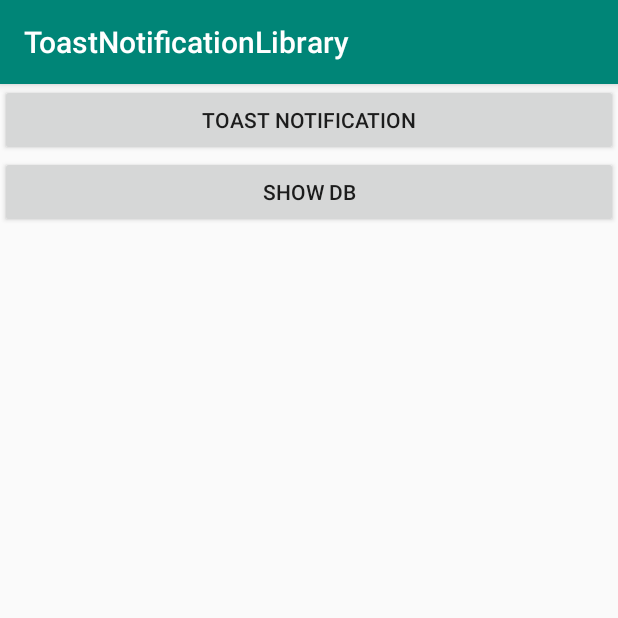
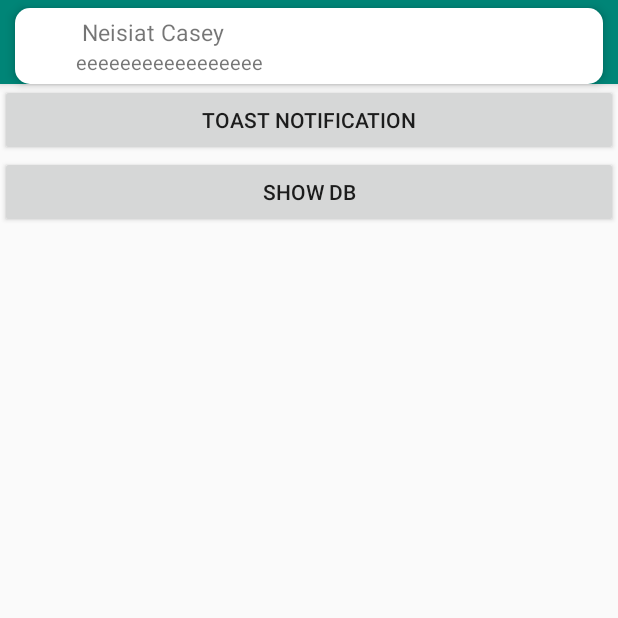
Before and after one commit to JulyJiangL/ToastNotification, an Android app: the screen it shows after launch (MainActivity), after a tap on "TOAST NOTIFICATION", on a phone screen of 412 x 824 dp, the top half of it. Run offline under Robolectric (Android 15) with nearby library versions, the phone set to English and light mode, and no system bars; libraries missing offline, so code that uses them is left out: com.blankj.utilcode, org.simple.eventbus; pictures from the network do not load; 7 statements that could not run were skipped.

Commit message:
修改应用内弹窗方式为自定义view 因为toastView适配问题和Android 11兼容问题

```diff
--- a/app/build.gradle
+++ b/app/build.gradle
@@ -21,10 +21,7 @@ android {
 
 dependencies {
     implementation fileTree(dir: 'libs', include: ['*.jar'])
-    implementation 'androidx.appcompat:appcompat:1.2.0'
-    implementation 'androidx.constraintlayout:constraintlayout:2.0.0'
+    implementation "com.android.support:appcompat-v7:28.0.0"
     testImplementation 'junit:junit:4.12'
-    androidTestImplementation 'androidx.test:runner:1.3.0'
-    androidTestImplementation 'androidx.test.espresso:espresso-core:3.3.0'
     implementation project(path: ':toastnotificationlibrary')
 }
--- a/app/src/main/res/layout/activity_main.xml
+++ b/app/src/main/res/layout/activity_main.xml
@@ -1,25 +1,23 @@
 <?xml version="1.0" encoding="utf-8"?>
-<androidx.constraintlayout.widget.ConstraintLayout xmlns:android="http://schemas.android.com/apk/res/android"
+<LinearLayout xmlns:android="http://schemas.android.com/apk/res/android"
     xmlns:app="http://schemas.android.com/apk/res-auto"
     xmlns:tools="http://schemas.android.com/tools"
     android:layout_width="match_parent"
     android:layout_height="match_parent"
+    android:orientation="vertical"
     tools:context=".MainActivity">
 
     <Button
         android:id="@+id/tv_click_notification"
         android:layout_width="match_parent"
         android:layout_height="wrap_content"
-        android:text="Toast Notification"
-        app:layout_constraintStart_toStartOf="parent"
-        app:layout_constraintTop_toTopOf="parent" />
+        android:text="Toast Notification" />
 
     <Button
         android:id="@+id/btn_show_db"
         android:layout_width="match_parent"
         android:layout_height="wrap_content"
-        android:text="show db"
-        app:layout_constraintTop_toBottomOf="@id/tv_click_notification" />
+        android:text="show db" />
 
 
-</androidx.constraintlayout.widget.ConstraintLayout>
+</LinearLayout>
--- a/toastnotificationlibrary/build.gradle
+++ b/toastnotificationlibrary/build.gradle
@@ -32,7 +32,7 @@ dependencies {
     implementation fileTree(dir: 'libs', include: ['*.jar'])
 
     implementation "com.android.support:appcompat-v7:28.0.0"
-    testImplementation 'junit:junit:4.12'
+    testImplementation 'junit:junit:4.13'
     implementation 'com.google.code.gson:gson:2.8.6'
     implementation 'com.github.bumptech.glide:glide:4.9.0'
     api 'org.simple:androideventbus:1.0.5.1'
--- a/toastnotificationlibrary/src/main/java/com/android/toastnotificationlibrary/NotificationToast.java
+++ b/toastnotificationlibrary/src/main/java/com/android/toastnotificationlibrary/NotificationToast.java
@@ -5,6 +5,7 @@ import android.app.Activity;
 import com.android.toastnotificationlibrary.entity.NotificationEntity;
 import com.android.toastnotificationlibrary.util.NotificationToastUtil;
 import com.android.toastnotificationlibrary.util.NotificationUtil;
+import com.android.toastnotificationlibrary.util.NotificationView;
 
 public class NotificationToast {
 
@@ -24,12 +25,16 @@ public class NotificationToast {
     /**
      * 调用ToastUtilNotification
      */
-    public void NotificationToast(Activity mActivity, int icon, NotificationEntity entity) {
+    public void NotificationToast(Activity mActivity, int icon, NotificationEntity entity, Boolean isToast) {
         if (entity.get_$0() != null && entity.get_$0().size() > 0) {
             for (NotificationEntity.NotificationBean bean : entity.get_$0()) {
                 NotificationUtil.getInstance().showNotification(mActivity, icon, bean);
             }
-            NotificationToastUtil.toastTime(mActivity, entity);
+//            if (isToast) {
+//                NotificationToastUtil.toastTime(mActivity, entity);
+//            } else {
+            NotificationView.toastTime(mActivity, entity);
+//            }
         }
     }
 }
--- a/toastnotificationlibrary/src/main/java/com/android/toastnotificationlibrary/util/NotificationToastUtil.java
+++ b/toastnotificationlibrary/src/main/java/com/android/toastnotificationlibrary/util/NotificationToastUtil.java
@@ -119,6 +119,7 @@ public class NotificationToastUtil {
     private static int page = 0;
 
     public static void toastTime(final Activity mActivity, final NotificationEntity entity) {
+        Log.e("entry-toast",entity.get_$0().toString());
         int number = entity.get_$0().size() * 2100;
         /**
          * CountDownTimer timer = new CountDownTimer(number, 2100)中，
--- /dev/null
+++ b/toastnotificationlibrary/src/main/java/com/android/toastnotificationlibrary/util/NotificationView.java
@@ -0,0 +1,139 @@
+package com.android.toastnotificationlibrary.util;
+
+import android.animation.Animator;
+import android.animation.AnimatorListenerAdapter;
+import android.animation.AnimatorSet;
+import android.animation.ObjectAnimator;
+import android.app.Activity;
+import android.content.res.Resources;
+import android.os.CountDownTimer;
+import android.util.Log;
+import android.view.LayoutInflater;
+import android.view.View;
+import android.view.ViewGroup;
+import android.widget.ImageView;
+import android.widget.LinearLayout;
+import android.widget.TextView;
+
+import com.android.toastnotificationlibrary.R;
+import com.android.toastnotificationlibrary.entity.NotificationEntity;
+import com.blankj.utilcode.util.Utils;
+import com.bumptech.glide.Glide;
+import com.bumptech.glide.request.RequestOptions;
+
+public class NotificationView {
+
+    private static int page = 0;
+
+    private static void showView(final Activity mActivity, final View view) {
+        /*创建提示消息View*/
+        LinearLayout.LayoutParams layoutParams = new LinearLayout.LayoutParams(ViewGroup.LayoutParams.WRAP_CONTENT, ViewGroup.LayoutParams.WRAP_CONTENT);
+        layoutParams.setMargins(0, getStatusBarHeight(), 0, 0);
+        view.setLayoutParams(layoutParams);
+        /*创建属性动画,从显示到隐藏*/
+        ObjectAnimator bottomToTop = ObjectAnimator.ofFloat(view, "alpha", 1, 0).setDuration(500);
+        /*创建属性动画,从隐藏到显示*/
+        ObjectAnimator topToBottom = ObjectAnimator.ofFloat(view, "alpha", 0, 1).setDuration(500);
+        /*初始化动画组合器*/
+        AnimatorSet animator = new AnimatorSet();
+        /*组合动画*/
+        animator.play(bottomToTop).after(topToBottom).after(2000);
+        /*添加动画结束回调*/
+        animator.addListener(new AnimatorListenerAdapter() {
+            @Override
+            public void onAnimationEnd(Animator animation) {
+                super.onAnimationEnd(animation);
+                /*删除View*/
+                hideView(mActivity, view);
+            }
+        });
+        /*添加View到当前显示的Activity*/
+        showVie(mActivity, view);
+        /*启动动画*/
+        animator.start();
+    }
+
+    /**
+     * 隐藏View
+     *
+     * @param view 需要从Activity中移除的视图
+     */
+    private static void hideView(Activity mActivity, View view) {
+        /*Activity不为空并且没有被释放掉*/
+        if (mActivity != null && !mActivity.isFinishing()) {
+            /*获取Activity顶层视图*/
+            ViewGroup root = ((ViewGroup) mActivity.getWindow().getDecorView());
+            /*如果Activity中存在View对象则删除*/
+            if (root.indexOfChild(view) != -1) {
+                /*从顶层视图中删除*/
+                root.removeView(view);
+            }
+        }
+    }
+
+    /**
+     * 显示View
+     *
+     * @param view 需要显示到Activity的视图
+     */
+    private static void showVie(Activity mActivity, View view) {
+        /*Activity不为空并且没有被释放掉*/
+        if (mActivity != null && !mActivity.isFinishing()) {
+            /*获取Activity顶层视图,并添加自定义View*/
+            ((ViewGroup) mActivity.getWindow().getDecorView()).addView(view);
+        }
+    }
+
+    /**
+     * 从dp单位转换为px
+     *
+     * @param dp dp值
+     * @return 返回转换后的px值
+     */
+    private static int dp2px(int dp) {
+        return (int) (dp * Resources.getSystem().getDisplayMetrics().density);
+    }
+
+    /**
+     * 获取状态栏高度
+     *
+     * @return
+     */
+    private static int getStatusBarHeight() {
+        Resources resources = Utils.getApp().getResources();
+        int resourceId = resources.getIdentifier("status_bar_height", "dimen", "android");
+        int height = resources.getDimensionPixelSize(resourceId);
+        return height;
+    }
+
+    public static void toastTime(final Activity mActivity, final NotificationEntity entity) {
+        Log.e("entry-view",entity.get_$0().toString());
+        int number = entity.get_$0().size() * 2600;
+        /**
+         * CountDownTimer timer = new CountDownTimer(number, 2600)中，
+         * 第一个参数表示总时间，第二个参数表示间隔时间。
+         * 意思就是每隔一秒会回调一次方法onTick，然后2.6秒之后会回调onFinish方法。
+         */
+        CountDownTimer timer = new CountDownTimer(number, 2600) {
+            public void onTick(long millisUntilFinished) {
+                if (page >= entity.get_$0().size()) return;
+                View inflate = mActivity.getLayoutInflater().inflate(R.layout.view_notification_toast, null);
+                Glide.with(Utils.getApp()).load(entity.get_$0().get(page).getPortrait()).apply(new RequestOptions().circleCrop()).into((ImageView) inflate.findViewById(R.id.notification_icon));
+                TextView notification_title = inflate.findViewById(R.id.notification_title);
+                notification_title.setText(entity.get_$0().get(page).getNick_name());
+                TextView notification_content = inflate.findViewById(R.id.notification_content);
+                notification_content.setText(entity.get_$0().get(page).getMsg());
+                NotificationView.showView(mActivity,inflate);
+                page++;
+
+            }
+
+            public void onFinish() {
+                page = 0;
+            }
+        };
+        //调用 CountDownTimer 对象的 start() 方法开始倒计时，也不涉及到线程处理
+        timer.start();
+    }
+
+}
--- a/toastnotificationlibrary/src/main/res/layout/view_notification_toast.xml
+++ b/toastnotificationlibrary/src/main/res/layout/view_notification_toast.xml
@@ -28,8 +28,7 @@
             android:layout_width="30dp"
             android:layout_height="30dp"
             android:layout_centerVertical="true"
-            android:layout_marginRight="5dp"
-            android:src="@drawable/ic_launcher" />
+            android:layout_marginRight="5dp" />
 
         <TextView
             android:id="@+id/notification_title"
```
Also changed, not shown: app/src/main/java/com/android/toastnotification/MainActivity.java (+24 -6 lines).
